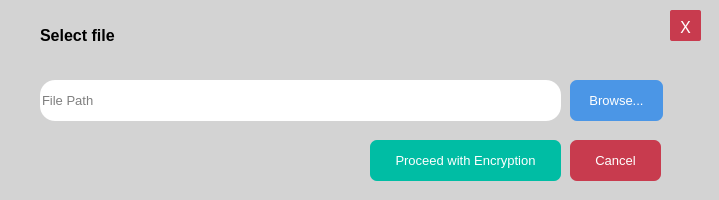
Before: the Qt Designer form ui/EncryptionUi.ui in edeniyanda/CipheredVV, drawn with Qt 5.
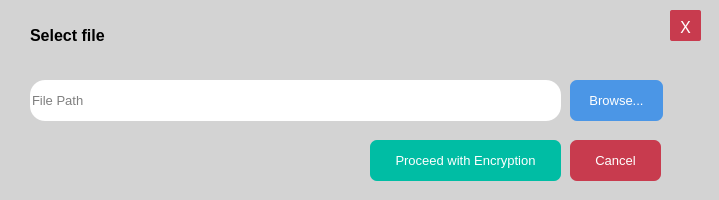
After: the same form once the commit is applied. Icons and pictures are not drawn.

Commit message: Added close functionality to the encrypt close button

Diff of the .ui file:
```diff
--- a/ui/EncryptionUi.ui
+++ b/ui/EncryptionUi.ui
@@ -25,9 +25,9 @@
    <widget class="QLineEdit" name="lineEditPath">
     <property name="geometry">
      <rect>
-      <x>40</x>
+      <x>30</x>
       <y>80</y>
-      <width>521</width>
+      <width>531</width>
       <height>41</height>
      </rect>
     </property>
@@ -72,9 +72,9 @@
    <widget class="QLabel" name="label">
     <property name="geometry">
      <rect>
-      <x>40</x>
+      <x>30</x>
       <y>20</y>
-      <width>91</width>
+      <width>101</width>
       <height>31</height>
      </rect>
     </property>
```
Left out of the diff: 2 changed lines with no effect on the pictures. The commit also changes 6 other files.
